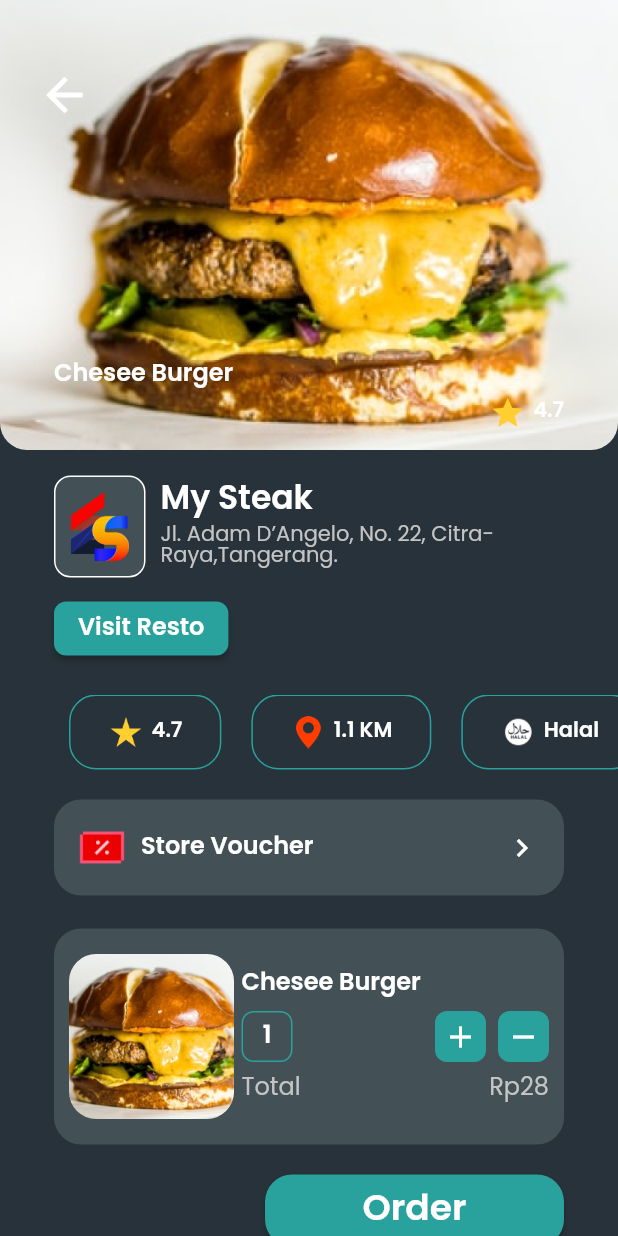
After one commit to purboindra/trajan_food_app, a Flutter app: the HomeScreen screen opened directly, after a tap on "Chesee Burger", on a phone screen of 412 x 824 dp. The commit adds this screen. Run offline on Flutter 3.47's test engine with Material 2 defaults, Android fonts, the phone set to English and light mode, and no system bars; our stand-ins replace firebase_core, get, glass_kit, google_fonts; accounts and stored records are empty; network calls fail.

Commit message:
detail screen

```diff
--- /dev/null
+++ b/lib/features/detail/bindings/detail_binding.dart
@@ -0,0 +1,9 @@
+import 'package:get/get.dart';
+import 'package:trajan_food_app/features/detail/controller/detail_controller.dart';
+
+class DetailBinding extends Bindings {
+  @override
+  void dependencies() {
+    Get.put(DetailController());
+  }
+}
--- /dev/null
+++ b/lib/features/detail/controller/detail_controller.dart
@@ -0,0 +1,21 @@
+import 'package:get/get.dart';
+import 'package:trajan_food_app/features/models/recommend_model.dart';
+
+class DetailController extends GetxController {
+  final RxInt _itemCount = 1.obs;
+  RxInt get itemCount => _itemCount;
+
+  RxInt totalPrice(ProductModel productModel) {
+    return (_itemCount * int.parse(productModel.price)).toInt().obs;
+  }
+
+  void incrementItem() {
+    _itemCount.value++;
+  }
+
+  void decrementItem() {
+    if (_itemCount.value > 1) {
+      _itemCount.value--;
+    }
+  }
+}
--- /dev/null
+++ b/lib/features/detail/screen/detail_screen.dart
@@ -0,0 +1,273 @@
+import 'package:flutter/material.dart';
+import 'package:get/get.dart';
+import 'package:trajan_food_app/constant/constant_color.dart';
+import 'package:trajan_food_app/constant/constant_text_style.dart';
+import 'package:trajan_food_app/features/detail/controller/detail_controller.dart';
+import 'package:trajan_food_app/features/detail/widgets/chip_resto_widget.dart';
+import 'package:trajan_food_app/features/detail/widgets/header_detail_widget.dart';
+import 'package:trajan_food_app/features/detail/widgets/resto_information_widget.dart';
+import 'package:trajan_food_app/features/models/recommend_model.dart';
+
+class DetailScreen extends StatelessWidget {
+  DetailScreen({
+    super.key,
+    required this.productModel,
+  });
+
+  final ProductModel productModel;
+
+  final DetailController detailController = Get.find();
+
+  @override
+  Widget build(BuildContext context) {
+    return Scaffold(
+      backgroundColor: bgColor,
+      body: SingleChildScrollView(
+        child: Column(
+          children: [
+            HeaderDetailWidget(productModel: productModel),
+            const SizedBox(
+              height: 17,
+            ),
+            const RestoInformationWidget(),
+            const SizedBox(
+              height: 20,
+            ),
+            SizedBox(
+              height: 50,
+              child: ListView(
+                scrollDirection: Axis.horizontal,
+                padding: const EdgeInsets.symmetric(horizontal: 36),
+                children: [
+                  ChipRestoWidget(
+                    imageUrl: 'assets/icons/rating_icon.png',
+                    label: productModel.rating,
+                  ),
+                  const ChipRestoWidget(
+                    imageUrl: 'assets/icons/location_icon.png',
+                    label: '1.1 KM',
+                  ),
+                  const ChipRestoWidget(
+                    imageUrl: 'assets/icons/halal_icon.png',
+                    label: 'Halal',
+                  ),
+                  const ChipRestoWidget(
+                    imageUrl: 'assets/icons/thumb_icon.png',
+                    label: '4.2',
+                  ),
+                ],
+              ),
+            ),
+            const SizedBox(
+              height: 20,
+            ),
+            InkWell(
+              child: Container(
+                margin: const EdgeInsets.symmetric(horizontal: 36),
+                padding: const EdgeInsets.all(16),
+                decoration: BoxDecoration(
+                    borderRadius: BorderRadius.circular(
+                      18,
+                    ),
+                    color: cardColor),
+                child: Row(
+                  mainAxisAlignment: MainAxisAlignment.spaceBetween,
+                  children: [
+                    Row(
+                      children: [
+                        Image.asset(
+                          'assets/icons/store_voucher_icon.png',
+                          width: 32,
+                          height: 32,
+                        ),
+                        const SizedBox(
+                          width: 10,
+                        ),
+                        Text(
+                          'Store Voucher',
+                          style: ConstantTextStyle.stylePoppins(
+                            fontSize: 16,
+                            fontWeight: FontWeight.w600,
+                          ),
+                        ),
+                      ],
+                    ),
+                    const Icon(
+                      Icons.chevron_right,
+                      size: 24,
+                      color: whiteColor,
+                    ),
+                  ],
+                ),
+              ),
+            ),
+            const SizedBox(
+              height: 22,
+            ),
+            Container(
+              margin: const EdgeInsets.symmetric(horizontal: 36),
+              padding: const EdgeInsets.symmetric(horizontal: 10, vertical: 17),
+              decoration: BoxDecoration(
+                  borderRadius: BorderRadius.circular(
+                    18,
+                  ),
+                  color: cardColor),
+              child: Row(
+                children: [
+                  Container(
+                    width: 110,
+                    height: 110,
+                    decoration: BoxDecoration(
+                        borderRadius: BorderRadius.circular(18),
+                        image: DecorationImage(
+                          image: AssetImage(
+                            productModel.imageUrl,
+                          ),
+                          fit: BoxFit.cover,
+                        )),
+                  ),
+                  const SizedBox(
+                    width: 5,
+                  ),
+                  Expanded(
+                    child: Column(
+                      crossAxisAlignment: CrossAxisAlignment.start,
+                      children: [
+                        Text(
+                          productModel.label,
+                          style: ConstantTextStyle.stylePoppins(
+                            fontSize: 16,
+                            fontWeight: FontWeight.w600,
+                          ),
+                        ),
+                        const SizedBox(
+                          height: 10,
+                        ),
+                        Row(
+                          mainAxisAlignment: MainAxisAlignment.spaceBetween,
+                          children: [
+                            Obx(() => Container(
+                                  height: 34,
+                                  width: 34,
+                                  decoration: BoxDecoration(
+                                      borderRadius: BorderRadius.circular(8),
+                                      border: Border.all(
+                                        color: tealColor,
+                                      )),
+                                  child: Center(
+                                    child: Text(
+                                      '${detailController.itemCount}',
+                                      style: ConstantTextStyle.stylePoppins(
+                                        fontSize: 16,
+                                        fontWeight: FontWeight.w600,
+                                      ),
+                                    ),
+                                  ),
+                                )),
+                            Row(
+                              children: [
+                                InkWell(
+                                  onTap: () => detailController.incrementItem(),
+                                  child: Container(
+                                    width: 34,
+                                    height: 34,
+                                    decoration: BoxDecoration(
+                                        borderRadius: BorderRadius.circular(8),
+                                        color: tealColor),
+                                    child: const Center(
+                                      child: Icon(
+                                        Icons.add,
+                                        size: 24,
+                                        color: whiteColor,
+                                      ),
+                                    ),
+                                  ),
+                                ),
+                                const SizedBox(
+                                  width: 8,
+                                ),
+                                InkWell(
+                                  onTap: () => detailController.decrementItem(),
+                                  child: Container(
+                                    width: 34,
+                                    height: 34,
+                                    decoration: BoxDecoration(
+                                        borderRadius: BorderRadius.circular(8),
+                                        color: tealColor),
+                                    child: const Center(
+                                      child: Icon(
+                                        Icons.remove,
+                                        size: 24,
+                                        color: whiteColor,
+                                      ),
+                                    ),
+                                  ),
+                                ),
+                              ],
+                            ),
+                          ],
+                        ),
+                        const SizedBox(
+                          height: 10,
+                        ),
+                        Row(
+                          mainAxisAlignment: MainAxisAlignment.spaceBetween,
+                          children: [
+                            Text(
+                              'Total',
+                              style: ConstantTextStyle.stylePoppins(
+                                color: greyColor,
+                                fontSize: 16,
+                              ),
+                            ),
+                            Obx(() => Text(
+                                  'Rp${detailController.totalPrice(productModel).value}',
+                                  style: ConstantTextStyle.stylePoppins(
+                                    color: greyColor,
+                                    fontSize: 16,
+                                  ),
+                                ))
+                          ],
+                        ),
+                      ],
+                    ),
+                  ),
+                ],
+              ),
+            ),
+            const SizedBox(
+              height: 20,
+            ),
+            Container(
+              padding: const EdgeInsets.symmetric(horizontal: 36),
+              child: Align(
+                alignment: Alignment.topRight,
+                child: ElevatedButton(
+                  onPressed: () {},
+                  style: ButtonStyle(
+                    backgroundColor: const MaterialStatePropertyAll(tealColor),
+                    padding: const MaterialStatePropertyAll(
+                      EdgeInsets.symmetric(horizontal: 65, vertical: 12),
+                    ),
+                    shape: MaterialStatePropertyAll(
+                      RoundedRectangleBorder(
+                        borderRadius: BorderRadius.circular(18),
+                      ),
+                    ),
+                  ),
+                  child: Text(
+                    'Order',
+                    style: ConstantTextStyle.stylePoppins(
+                      fontSize: 24,
+                      fontWeight: FontWeight.w600,
+                    ),
+                  ),
+                ),
+              ),
+            ),
+          ],
+        ),
+      ),
+    );
+  }
+}
--- /dev/null
+++ b/lib/features/detail/widgets/chip_resto_widget.dart
@@ -0,0 +1,45 @@
+import 'package:flutter/material.dart';
+import 'package:trajan_food_app/constant/constant_color.dart';
+import 'package:trajan_food_app/constant/constant_text_style.dart';
+
+class ChipRestoWidget extends StatelessWidget {
+  const ChipRestoWidget({
+    super.key,
+    required this.imageUrl,
+    required this.label,
+  });
+
+  final String imageUrl;
+  final String label;
+
+  @override
+  Widget build(BuildContext context) {
+    return Container(
+      margin: const EdgeInsets.symmetric(horizontal: 10),
+      padding: const EdgeInsets.symmetric(vertical: 13, horizontal: 25),
+      decoration: BoxDecoration(
+          borderRadius: BorderRadius.circular(18),
+          border: Border.all(
+            color: tealColor,
+          )),
+      child: Row(
+        children: [
+          Image.asset(
+            imageUrl,
+            width: 24,
+            height: 24,
+          ),
+          const SizedBox(
+            width: 5,
+          ),
+          Text(
+            label,
+            style: ConstantTextStyle.stylePoppins(
+              fontWeight: FontWeight.w600,
+            ),
+          ),
+        ],
+      ),
+    );
+  }
+}
--- /dev/null
+++ b/lib/features/detail/widgets/header_detail_widget.dart
@@ -0,0 +1,97 @@
+import 'package:flutter/material.dart';
+import 'package:get/get.dart';
+import 'package:trajan_food_app/constant/constant_color.dart';
+import 'package:trajan_food_app/constant/constant_text_style.dart';
+import 'package:trajan_food_app/features/models/recommend_model.dart';
+
+class HeaderDetailWidget extends StatelessWidget {
+  const HeaderDetailWidget({
+    super.key,
+    required this.productModel,
+  });
+
+  final ProductModel productModel;
+
+  @override
+  Widget build(BuildContext context) {
+    return Stack(
+      children: [
+        Container(
+          height: 300,
+          width: MediaQuery.of(context).size.width,
+          decoration: BoxDecoration(
+            borderRadius: const BorderRadius.only(
+              bottomLeft: Radius.circular(18),
+              bottomRight: Radius.circular(18),
+            ),
+            image: DecorationImage(
+                image: AssetImage(productModel.imageUrl), fit: BoxFit.cover),
+          ),
+          child: Padding(
+            padding: const EdgeInsets.symmetric(vertical: 13, horizontal: 36),
+            child: Align(
+              alignment: Alignment.bottomLeft,
+              child: Column(
+                crossAxisAlignment: CrossAxisAlignment.start,
+                mainAxisSize: MainAxisSize.min,
+                children: [
+                  Text(
+                    productModel.label,
+                    style: ConstantTextStyle.stylePoppins(
+                      fontSize: 16,
+                      fontWeight: FontWeight.w600,
+                    ),
+                  ),
+                  const SizedBox(
+                    height: 5,
+                  ),
+                  Row(
+                    mainAxisAlignment: MainAxisAlignment.spaceBetween,
+                    children: [
+                      Text(
+                        productModel.tag,
+                        style: ConstantTextStyle.stylePoppins(
+                            color: const Color(0xffDCDBDB)),
+                      ),
+                      Row(
+                        children: [
+                          const Icon(
+                            Icons.star,
+                            size: 24,
+                            color: Color(0xffFFCE31),
+                          ),
+                          const SizedBox(
+                            width: 5,
+                          ),
+                          Text(
+                            productModel.rating,
+                            style: ConstantTextStyle.stylePoppins(
+                              fontWeight: FontWeight.w600,
+                              color: whiteColor,
+                            ),
+                          ),
+                        ],
+                      ),
+                    ],
+                  ),
+                ],
+              ),
+            ),
+          ),
+        ),
+        Positioned(
+          top: 45,
+          left: 25,
+          child: InkWell(
+            onTap: () => Get.back(),
+            child: const Icon(
+              Icons.arrow_back,
+              color: whiteColor,
+              size: 36,
+            ),
+          ),
+        ),
+      ],
+    );
+  }
+}
--- /dev/null
+++ b/lib/features/detail/widgets/resto_information_widget.dart
@@ -0,0 +1,85 @@
+import 'package:flutter/material.dart';
+import 'package:trajan_food_app/constant/constant_color.dart';
+import 'package:trajan_food_app/constant/constant_text_style.dart';
+
+class RestoInformationWidget extends StatelessWidget {
+  const RestoInformationWidget({
+    super.key,
+  });
+
+  @override
+  Widget build(BuildContext context) {
+    return Container(
+      padding: const EdgeInsets.symmetric(horizontal: 36),
+      child: Column(
+        crossAxisAlignment: CrossAxisAlignment.start,
+        children: [
+          Row(
+            children: [
+              Container(
+                padding: const EdgeInsets.all(10),
+                decoration: BoxDecoration(
+                  color: cardColor,
+                  borderRadius: BorderRadius.circular(11),
+                  border: Border.all(
+                    color: whiteColor,
+                  ),
+                ),
+                child: Image.asset(
+                  'assets/icons/logo_store_icon.png',
+                  width: 39,
+                  height: 46,
+                  fit: BoxFit.cover,
+                ),
+              ),
+              const SizedBox(
+                width: 10,
+              ),
+              Expanded(
+                child: Column(
+                  crossAxisAlignment: CrossAxisAlignment.start,
+                  children: [
+                    Text(
+                      'My Steak',
+                      style: ConstantTextStyle.stylePoppins(
+                        fontSize: 22,
+                        fontWeight: FontWeight.w600,
+                      ),
+                    ),
+                    const SizedBox(
+                      height: 5,
+                    ),
+                    Text(
+                      'Jl. Adam D’Angelo, No. 22, Citra-Raya,Tangerang.',
+                      style: ConstantTextStyle.stylePoppins(color: greyColor),
+                    ),
+                  ],
+                ),
+              ),
+            ],
+          ),
+          const SizedBox(
+            height: 10,
+          ),
+          ElevatedButton(
+            onPressed: () {},
+            style: ButtonStyle(
+                backgroundColor: const MaterialStatePropertyAll(tealColor),
+                shape: MaterialStatePropertyAll(
+                  RoundedRectangleBorder(
+                    borderRadius: BorderRadius.circular(8),
+                  ),
+                )),
+            child: Text(
+              'Visit Resto',
+              style: ConstantTextStyle.stylePoppins(
+                fontSize: 16,
+                fontWeight: FontWeight.w600,
+              ),
+            ),
+          ),
+        ],
+      ),
+    );
+  }
+}
--- a/lib/features/home/controller/home_controller.dart
+++ b/lib/features/home/controller/home_controller.dart
@@ -107,29 +107,31 @@
     {'imageUrl': 'assets/icons/pizza_icon.png', 'label': 'Pizza'},
   ];
 
-  final favoriteList = [
-    {
-      'imageUrl': 'assets/images/favorite_1.png',
-      'label': 'Cheese Burger',
-      'rating': '4.7',
-      'price': '28',
-    },
-    {
-      'imageUrl': 'assets/images/favorite_2.png',
-      'label': 'Cappucino',
-      'rating': '4.6',
-      'price': '32',
-    },
+  final List<ProductModel> favoriteList = [
+    ProductModel(
+      imageUrl: 'assets/images/favorite_1.png',
+      label: 'Chesee Burger',
+      price: '28',
+      rating: '4.7',
+      tag: '',
+    ),
+    ProductModel(
+      imageUrl: 'assets/images/favorite_2.png',
+      label: 'Cappucino',
+      price: '32',
+      rating: '4.6',
+      tag: '',
+    ),
   ];
 
-  final List<RecommendModel> recomendList = [
-    RecommendModel(
+  final List<ProductModel> recomendList = [
+    ProductModel(
         imageUrl: 'assets/images/recomend_1.png',
         label: 'Spaghetti with berbaque sauce',
         price: '30',
         rating: '4.7',
         tag: 'Spagheeti, Egg'),
-    RecommendModel(
+    ProductModel(
         imageUrl: 'assets/images/recomend_2.png',
         label: 'Beef pizza with mushroom',
         price: '132',
--- a/lib/features/home/screen/home_screen.dart
+++ b/lib/features/home/screen/home_screen.dart
@@ -9,6 +9,7 @@
 import 'package:trajan_food_app/features/home/widgets/recommended_cart.dart';
 import 'package:trajan_food_app/features/home/widgets/search_widget.dart';
 import 'package:trajan_food_app/features/home/widgets/slider.dart';
+import 'package:trajan_food_app/route/route_name.dart';
 
 class HomeScreen extends StatelessWidget {
   HomeScreen({super.key});
@@ -63,11 +64,19 @@
                         itemCount: _homeController.favoriteList.length,
                         itemBuilder: (context, index) {
                           final data = _homeController.favoriteList[index];
-                          return FavoriteCard(
-                            imageUrl: data['imageUrl']!,
-                            label: data['label']!,
-                            price: data['price']!,
-                            rating: data['rating']!,
+                          return InkWell(
+                            onTap: () {
+                              final jsonEncode = data.toJson();
+                              Get.toNamed(RouteName.detailScreen, arguments: {
+                                'data': jsonEncode,
+                              });
+                            },
+                            child: FavoriteCard(
+                              imageUrl: data.imageUrl,
+                              label: data.label,
+                              price: data.price,
+                              rating: data.rating,
+                            ),
                           );
                         },
                       ),
--- a/lib/features/models/recommend_model.dart
+++ b/lib/features/models/recommend_model.dart
@@ -1,15 +1,47 @@
-class RecommendModel {
+class ProductModel {
   final String label;
   final String rating;
   final String imageUrl;
   final String price;
   final String tag;
 
-  RecommendModel({
+  ProductModel({
     required this.imageUrl,
     required this.label,
     required this.price,
     required this.rating,
     required this.tag,
   });
+
+  factory ProductModel.fromJson(Map<String, dynamic> json) => ProductModel(
+      imageUrl: json['imageUrl'],
+      label: json['label'],
+      price: json['price'],
+      rating: json['rating'],
+      tag: json['tag']);
+
+  Map<String, dynamic> toJson() {
+    return {
+      'imageUrl': imageUrl,
+      'label': label,
+      'price': price,
+      'rating': rating,
+      'tag': tag,
+    };
+  }
+
+  ProductModel copyWith({
+    String? imageUrl,
+    String? label,
+    String? price,
+    String? rating,
+    String? tag,
+  }) {
+    return ProductModel(
+        imageUrl: imageUrl ?? this.imageUrl,
+        label: label ?? this.label,
+        price: price ?? this.price,
+        rating: rating ?? this.rating,
+        tag: tag ?? this.tag);
+  }
 }
--- a/lib/route/route_name.dart
+++ b/lib/route/route_name.dart
@@ -4,4 +4,5 @@
   static const signUpScreen = '/sign-up-screen';
   static const signInScreen = '/sign-in-screen';
   static const mainScreen = '/main-screen';
+  static const detailScreen = '/detail-screen';
 }
--- a/lib/route/route_pages.dart
+++ b/lib/route/route_pages.dart
@@ -1,6 +1,9 @@
 import 'package:get/get.dart';
+import 'package:trajan_food_app/features/detail/bindings/detail_binding.dart';
+import 'package:trajan_food_app/features/detail/screen/detail_screen.dart';
 import 'package:trajan_food_app/features/main/bindings/main_binding.dart';
 import 'package:trajan_food_app/features/main/screen/main_screen.dart';
+import 'package:trajan_food_app/features/models/recommend_model.dart';
 import 'package:trajan_food_app/features/onboarding/screen/onboarding_screen.dart';
 import 'package:trajan_food_app/features/signin/screen/sign_in_screen.dart';
 import 'package:trajan_food_app/features/signup/screen/sign_up_screen.dart';
@@ -30,5 +33,23 @@
       page: () => MainScreen(),
       binding: MainBainding(),
     ),
+    GetPage(
+      name: RouteName.detailScreen,
+      binding: DetailBinding(),
+      page: () {
+        ProductModel productData = ProductModel(
+            imageUrl: '', label: '', price: '', rating: '', tag: '');
+        if (Get.arguments != null && Get.arguments is Map) {
+          final Map<String, dynamic> args = Get.arguments;
+
+          if (args.containsKey('data')) {
+            productData = ProductModel.fromJson(args['data']);
+          }
+        }
+        return DetailScreen(
+          productModel: productData,
+        );
+      },
+    ),
   ];
 }
```
Also changed, not shown: assets/icons/halal_icon.png (added), assets/icons/location_icon.png (added), assets/icons/logo_store_icon.png (added), assets/icons/rating_icon.png (added), assets/icons/store_voucher_icon.png (added), assets/icons/thumb_icon.png (added).
